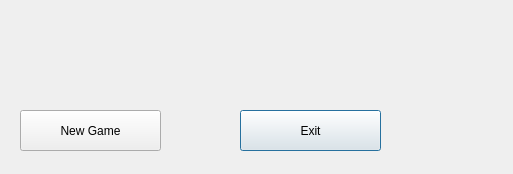
First picture: the form in TowerDefense/gameover.ui, repository davgav123/Simple_tower_defense_game, before the edit.
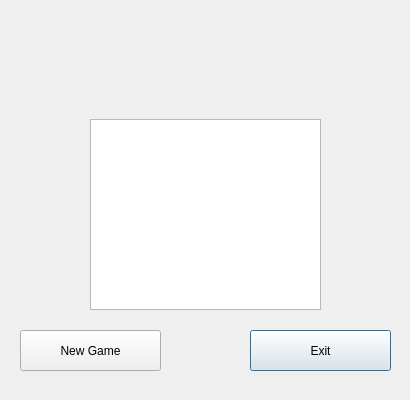
Second picture: the form after the edit.

Diff of the .ui file:
```diff
--- a/TowerDefense/gameover.ui
+++ b/TowerDefense/gameover.ui
@@ -6,18 +6,24 @@
    <rect>
     <x>0</x>
     <y>0</y>
-    <width>513</width>
-    <height>174</height>
+    <width>410</width>
+    <height>400</height>
    </rect>
   </property>
+  <property name="maximumSize">
+   <size>
+    <width>410</width>
+    <height>400</height>
+   </size>
+  </property>
   <property name="windowTitle">
    <string>Dialog</string>
   </property>
   <widget class="QPushButton" name="exit">
    <property name="geometry">
     <rect>
-     <x>240</x>
-     <y>110</y>
+     <x>250</x>
+     <y>330</y>
      <width>141</width>
      <height>41</height>
     </rect>
@@ -29,8 +35,8 @@
   <widget class="QLabel" name="score">
    <property name="geometry">
     <rect>
-     <x>100</x>
-     <y>30</y>
+     <x>80</x>
+     <y>40</y>
      <width>251</width>
      <height>61</height>
     </rect>
@@ -53,7 +59,7 @@
    <property name="geometry">
     <rect>
      <x>20</x>
-     <y>110</y>
+     <y>330</y>
      <width>141</width>
      <height>41</height>
     </rect>
@@ -68,6 +74,16 @@
     <string>New Game</string>
    </property>
   </widget>
+  <widget class="QTextEdit" name="highScores">
+   <property name="geometry">
+    <rect>
+     <x>90</x>
+     <y>119</y>
+     <width>231</width>
+     <height>191</height>
+    </rect>
+   </property>
+  </widget>
  </widget>
  <resources/>
  <connections/>
```
